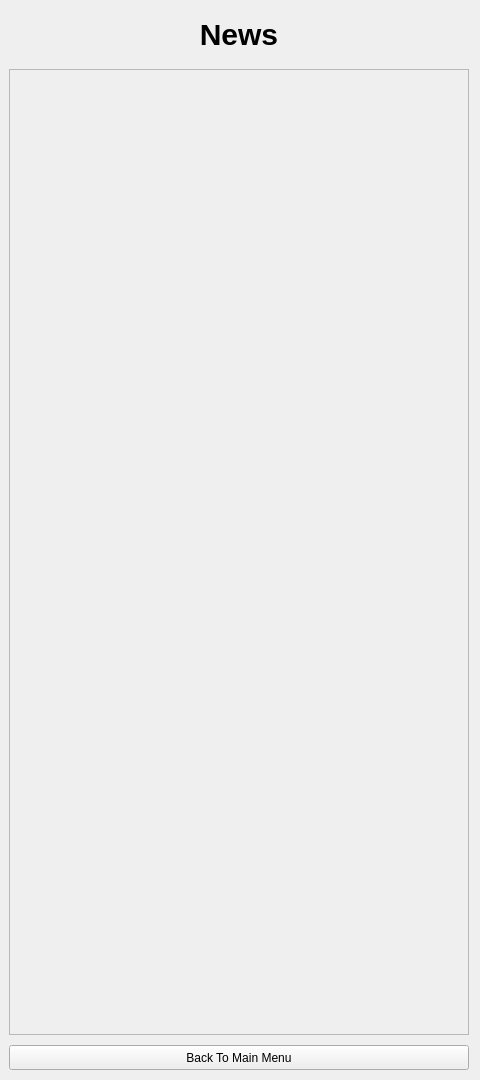
The window that newspage.ui (JforJake/GameLauncher) describes before a commit, drawn with Qt 5.
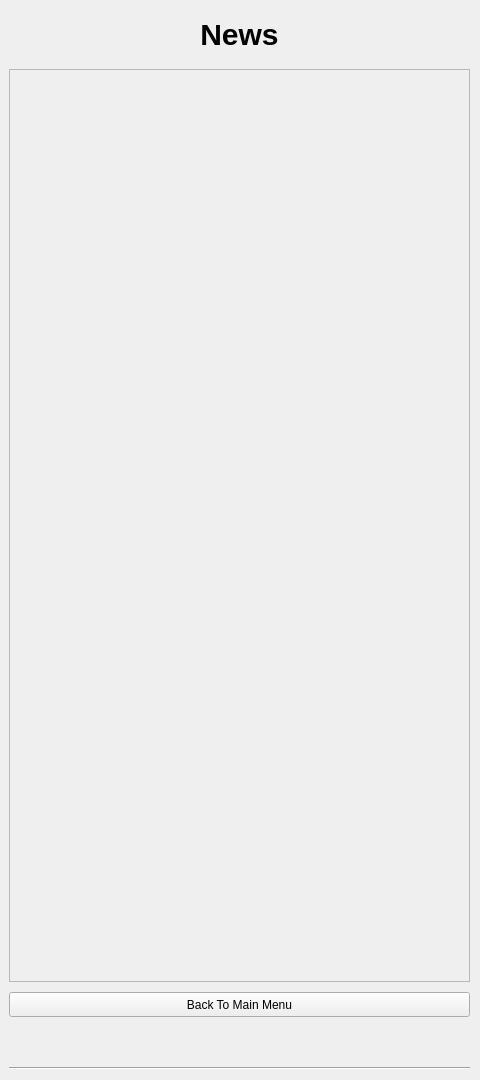
The same window after the commit.

What changed in the file:
```diff
--- a/newspage.ui
+++ b/newspage.ui
@@ -10,6 +10,18 @@
     <height>1080</height>
    </rect>
   </property>
+  <property name="minimumSize">
+   <size>
+    <width>360</width>
+    <height>720</height>
+   </size>
+  </property>
+  <property name="maximumSize">
+   <size>
+    <width>720</width>
+    <height>10000</height>
+   </size>
+  </property>
   <property name="windowTitle">
    <string>Form</string>
   </property>
@@ -42,13 +54,13 @@
      <widget class="QLabel" name="NewsLabel">
       <property name="minimumSize">
        <size>
-        <width>460</width>
+        <width>340</width>
         <height>50</height>
        </size>
       </property>
       <property name="maximumSize">
        <size>
-        <width>460</width>
+        <width>700</width>
         <height>50</height>
        </size>
       </property>
@@ -74,14 +86,14 @@
      <widget class="QScrollArea" name="scrollArea">
       <property name="minimumSize">
        <size>
-        <width>460</width>
-        <height>0</height>
+        <width>340</width>
+        <height>605</height>
        </size>
       </property>
       <property name="maximumSize">
        <size>
-        <width>460</width>
-        <height>16777215</height>
+        <width>700</width>
+        <height>9885</height>
        </size>
       </property>
       <property name="widgetResizable">
@@ -92,8 +104,8 @@
         <rect>
          <x>0</x>
          <y>0</y>
-         <width>458</width>
-         <height>964</height>
+         <width>459</width>
+         <height>901</height>
         </rect>
        </property>
       </widget>
@@ -103,13 +115,13 @@
      <widget class="QPushButton" name="BackToMenuButton">
       <property name="minimumSize">
        <size>
-        <width>460</width>
+        <width>340</width>
         <height>25</height>
        </size>
       </property>
       <property name="maximumSize">
        <size>
-        <width>460</width>
+        <width>700</width>
         <height>25</height>
        </size>
       </property>
@@ -122,6 +134,29 @@
       </property>
      </widget>
     </item>
+    <item>
+     <spacer name="verticalSpacer">
+      <property name="orientation">
+       <enum>Qt::Orientation::Vertical</enum>
+      </property>
+      <property name="sizeType">
+       <enum>QSizePolicy::Policy::Maximum</enum>
+      </property>
+      <property name="sizeHint" stdset="0">
+       <size>
+        <width>20</width>
+        <height>40</height>
+       </size>
+      </property>
+     </spacer>
+    </item>
+    <item>
+     <widget class="Line" name="line">
+      <property name="orientation">
+       <enum>Qt::Orientation::Horizontal</enum>
+      </property>
+     </widget>
+    </item>
    </layout>
   </widget>
  </widget>
```
